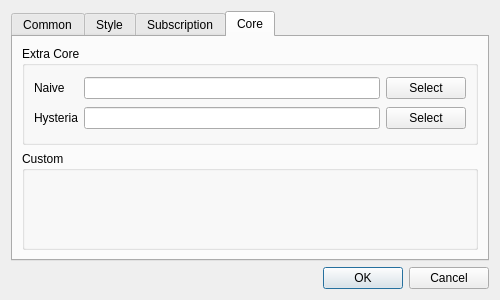
First picture: the form in ui/dialog_basic_settings.ui, repository MatsuriDayo/nekoray, before the edit.
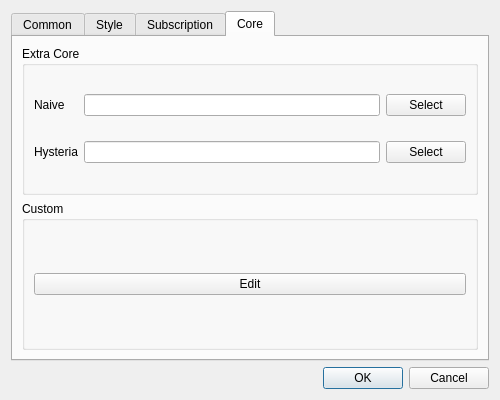
Second picture: the form after the edit. The open tabs and pages were chosen to show the change. Custom widgets are drawn as their Qt base class.

Patch:
```diff
--- a/ui/dialog_basic_settings.ui
+++ b/ui/dialog_basic_settings.ui
@@ -7,7 +7,7 @@
     <x>0</x>
     <y>0</y>
     <width>500</width>
-    <height>300</height>
+    <height>400</height>
    </rect>
   </property>
   <property name="sizePolicy">
@@ -293,6 +293,15 @@
          <property name="title">
           <string>Custom</string>
          </property>
+         <layout class="QVBoxLayout" name="verticalLayout_2">
+          <item>
+           <widget class="QPushButton" name="core_edit">
+            <property name="text">
+             <string>Edit</string>
+            </property>
+           </widget>
+          </item>
+         </layout>
         </widget>
        </item>
       </layout>
```
